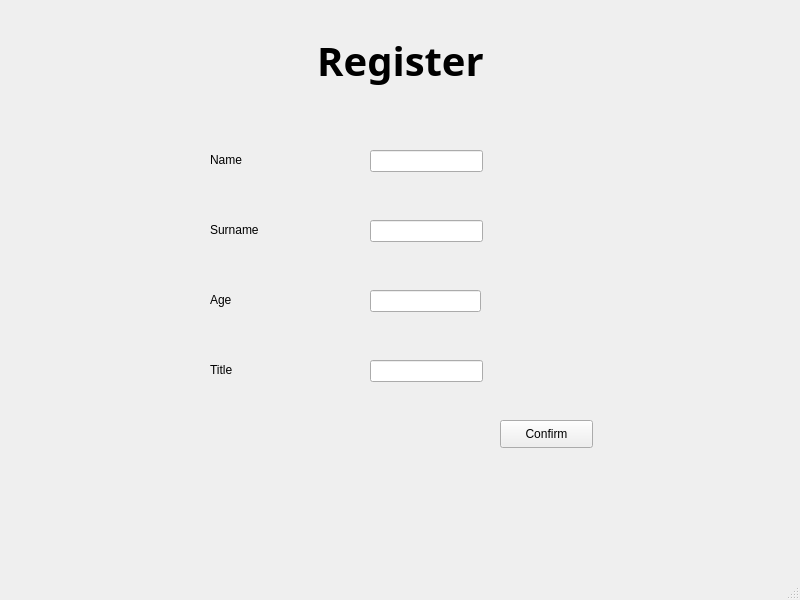
Old version of the form mainPage.ui in the repository filiumbelli/YeniProje.
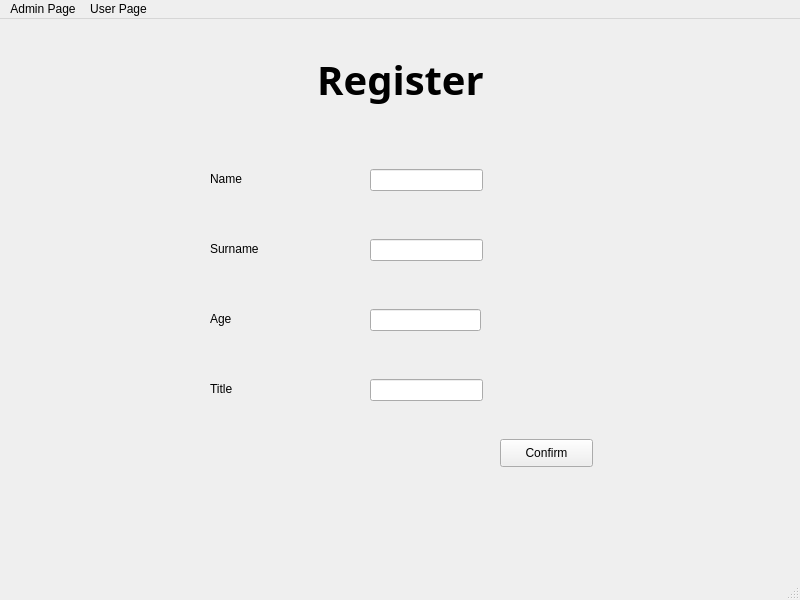
New version of the form.

What changed in the file:
```diff
--- a/mainPage.ui
+++ b/mainPage.ui
@@ -159,6 +159,26 @@
      <height>26</height>
     </rect>
    </property>
+   <widget class="QMenu" name="admin_Selected">
+    <property name="title">
+     <string>Admin Page</string>
+    </property>
+    <addaction name="registerWin"/>
+    <addaction name="separator"/>
+    <addaction name="loginWin"/>
+    <addaction name="separator"/>
+    <addaction name="databaseWin"/>
+   </widget>
+   <widget class="QMenu" name="menuUser_Page">
+    <property name="title">
+     <string>User Page</string>
+    </property>
+    <addaction name="userloginWin"/>
+    <addaction name="separator"/>
+    <addaction name="userWin"/>
+   </widget>
+   <addaction name="admin_Selected"/>
+   <addaction name="menuUser_Page"/>
   </widget>
   <widget class="QStatusBar" name="statusbar"/>
  </widget>
```
Left out of the diff: 34 changed lines with no effect on the pictures.
